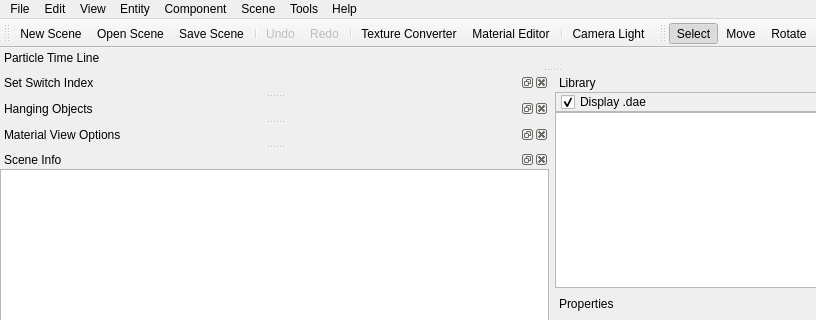
Qt form Tools/ResourceEditor/DataQt/mainwindow.ui (xaoctech/dava.engine) before a commit; both pictures show x 0 to 816 and y 0 to 320 of the 1103 by 796 pixel window.
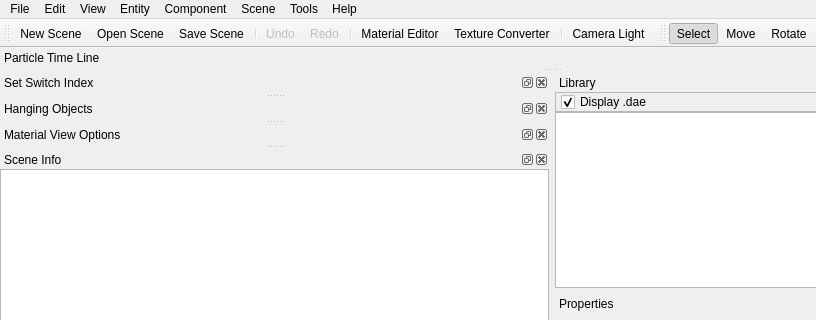
The same form after that commit. Icons and pictures are not drawn. Custom widgets are drawn as their Qt base class.

The edit to the form file:
```diff
--- a/Tools/ResourceEditor/DataQt/mainwindow.ui
+++ b/Tools/ResourceEditor/DataQt/mainwindow.ui
@@ -217,8 +217,8 @@
    <addaction name="actionUndo"/>
    <addaction name="actionRedo"/>
    <addaction name="separator"/>
-   <addaction name="actionTextureConverter"/>
    <addaction name="actionMaterialEditor"/>
+   <addaction name="actionTextureConverter"/>
    <addaction name="separator"/>
    <addaction name="actionEnableCameraLight"/>
   </widget>
```
